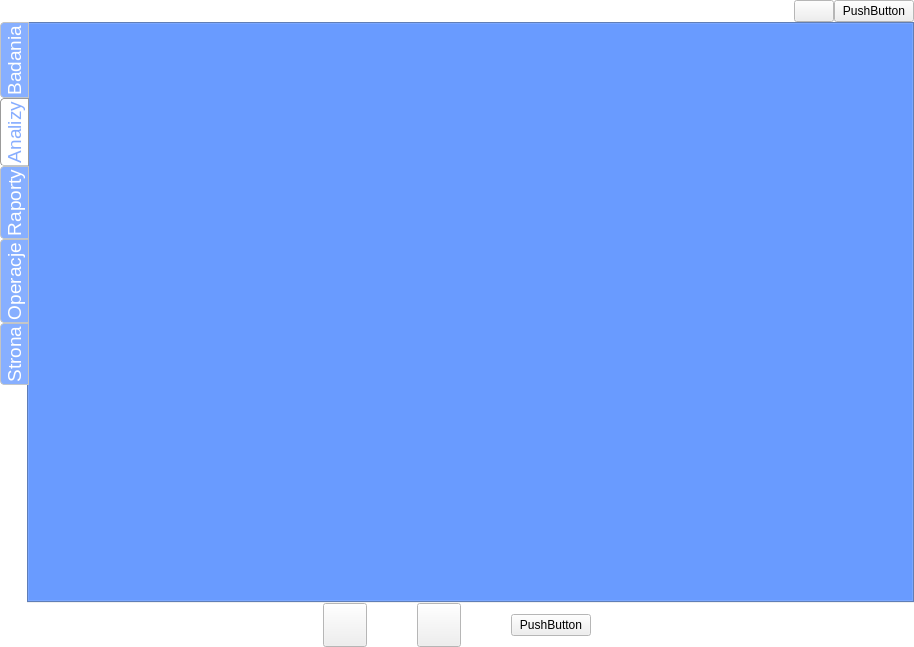
Qt form trunk/src/edr/src/hmm_view/ui/toolboxmaindeffile.ui (mk4me/hm-mde-one) before a commit.
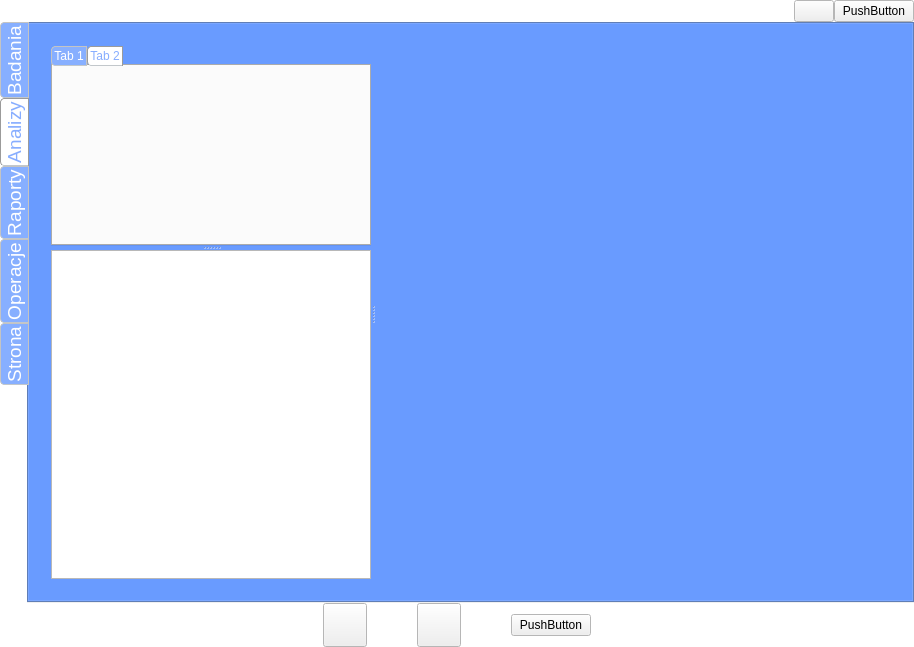
The same form after that commit. The open tabs and pages were chosen to show the change. Icons and pictures are not drawn.

The edit to the form file:
```diff
--- a/trunk/src/edr/src/hmm_view/ui/toolboxmaindeffile.ui
+++ b/trunk/src/edr/src/hmm_view/ui/toolboxmaindeffile.ui
@@ -142,14 +142,11 @@
      </disabled>
     </palette>
    </property>
-   <layout class="QHBoxLayout" name="horizontalLayout">
-    <property name="spacing">
-     <number>0</number>
-    </property>
+   <layout class="QGridLayout" name="gridLayout">
     <property name="margin">
      <number>0</number>
     </property>
-    <item>
+    <item row="0" column="0">
      <widget class="QWidget" name="widget" native="true">
       <property name="sizePolicy">
        <sizepolicy hsizetype="Expanding" vsizetype="Expanding">
@@ -666,6 +663,12 @@
             </attribute>
            </widget>
            <widget class="QWidget" name="Analizy">
+            <property name="sizePolicy">
+             <sizepolicy hsizetype="Expanding" vsizetype="Expanding">
+              <horstretch>0</horstretch>
+              <verstretch>0</verstretch>
+             </sizepolicy>
+            </property>
             <property name="palette">
              <palette>
               <active>
@@ -760,6 +763,177 @@
             <attribute name="title">
              <string>Analizy</string>
             </attribute>
+            <layout class="QHBoxLayout" name="horizontalLayout">
+             <item>
+              <widget class="QWidget" name="widget_2" native="true">
+               <layout class="QHBoxLayout" name="horizontalLayout_2">
+                <item>
+                 <widget class="QSplitter" name="splitter_2">
+                  <property name="enabled">
+                   <bool>true</bool>
+                  </property>
+                  <property name="sizePolicy">
+                   <sizepolicy hsizetype="Expanding" vsizetype="Expanding">
+                    <horstretch>0</horstretch>
+                    <verstretch>0</verstretch>
+                   </sizepolicy>
+                  </property>
+                  <property name="orientation">
+                   <enum>Qt::Horizontal</enum>
+                  </property>
+                  <widget class="QSplitter" name="splitter_4">
+                   <property name="sizePolicy">
+                    <sizepolicy hsizetype="Expanding" vsizetype="Expanding">
+                     <horstretch>0</horstretch>
+                     <verstretch>0</verstretch>
+                    </sizepolicy>
+                   </property>
+                   <property name="maximumSize">
+                    <size>
+                     <width>320</width>
+                     <height>16777215</height>
+                    </size>
+                   </property>
+                   <property name="orientation">
+                    <enum>Qt::Vertical</enum>
+                   </property>
+                   <widget class="QTabWidget" name="filterTabWidget">
+                    <property name="minimumSize">
+                     <size>
+                      <width>0</width>
+                      <height>200</height>
+                     </size>
+                    </property>
+                    <property name="maximumSize">
+                     <size>
+                      <width>16777215</width>
+                      <height>16777215</height>
+                     </size>
+                    </property>
+                    <property name="styleSheet">
+                     <string notr="true"/>
+                    </property>
+                    <property name="currentIndex">
+                     <number>1</number>
+                    </property>
+                    <widget class="QWidget" name="tab_10">
+                     <property name="sizePolicy">
+                      <sizepolicy hsizetype="Expanding" vsizetype="Expanding">
+                       <horstretch>0</horstretch>
+                       <verstretch>0</verstretch>
+                      </sizepolicy>
+                     </property>
+                     <attribute name="title">
+                      <string>Tab 1</string>
+                     </attribute>
+                    </widget>
+                    <widget class="QWidget" name="tab_11">
+                     <property name="sizePolicy">
+                      <sizepolicy hsizetype="Expanding" vsizetype="Expanding">
+                       <horstretch>0</horstretch>
+                       <verstretch>0</verstretch>
+                      </sizepolicy>
+                     </property>
+                     <attribute name="title">
+                      <string>Tab 2</string>
+                     </attribute>
+                    </widget>
+                   </widget>
+                   <widget class="QTreeWidget" name="treeWidget">
+                    <property name="maximumSize">
+                     <size>
+                      <width>320</width>
+                      <height>16777215</height>
+                     </size>
+                    </property>
+                    <property name="styleSheet">
+                     <string notr="true">QScrollBar:horizontal {											 
+		border: 1px ridge grey;											 
+		background: #FFFFFF;											
+		height: 15px;													
+		margin: 0px 0px 0px 0px;										
+		}																
+																		
+		QScrollBar::handle:horizontal,  QScrollBar::handle:pressed {		
+		background: rgb(135, 173, 255);									 
+		min-width: 2px;													 
+		max-width: 5px;													 
+		height:5px;				    									 
+		border: 0px solid grey;											 
+		}																
+																		
+		QScrollBar::handle:horizontal {									 
+		background: rgb(175, 213, 255);									 
+		selection-background-color: rgb(135, 173, 255);					
+		min-width: 2px;													 
+		max-width: 5px;													 
+		height:5px;				    									 
+		border: 0px solid grey;											 
+		}																
+																		
+		QScrollBar::add-line:horizontal {								
+		border: 0px solid grey;											 
+		background: #FFFFFF;											
+		width: 0px;														 
+		subcontrol-position: right;										 
+		subcontrol-origin: margin;										
+		}																
+																		
+		QScrollBar::sub-line:horizontal {								
+		border: 0px solid grey;											 
+		background: #FFFFFF;											
+		width: 0px;														 
+		subcontrol-position: left;										
+		subcontrol-origin: margin;										
+		}																
+																		
+		QScrollBar:vertical {											
+		border: 1px ridge grey;											 
+		background: #FFFFFF;											
+		width: 15px;													
+		margin: 2px 0 2px 0;											
+		}																
+																		
+		QScrollBar::handle:vertical,  QScrollBar::handle:pressed {		
+		background: rgb(135, 173, 255);									 
+		border: 0px outset grey;										
+		min-height: 20px;												
+		}																
+																		
+		QScrollBar::handle:vertical {									
+		background: rgb(175, 213, 255);									 
+		selection-background-color: rgb(135, 173, 255);					 
+		border: 0px outset grey;										
+		min-height: 20px;												
+		}						</string>
+                    </property>
+                    <attribute name="headerVisible">
+                     <bool>false</bool>
+                    </attribute>
+                    <attribute name="headerDefaultSectionSize">
+                     <number>320</number>
+                    </attribute>
+                    <column>
+                     <property name="text">
+                      <string notr="true">1</string>
+                     </property>
+                    </column>
+                   </widget>
+                  </widget>
+                  <widget class="QWidget" name="hlayout" native="true">
+                   <property name="sizePolicy">
+                    <sizepolicy hsizetype="Expanding" vsizetype="Expanding">
+                     <horstretch>0</horstretch>
+                     <verstretch>0</verstretch>
+                    </sizepolicy>
+                   </property>
+                  </widget>
+                 </widget>
+                </item>
+               </layout>
+              </widget>
+             </item>
+            </layout>
            </widget>
            <widget class="QWidget" name="Raports">
             <property name="palette">
```
Left out of the diff: 2 changed lines with no effect on the pictures.
